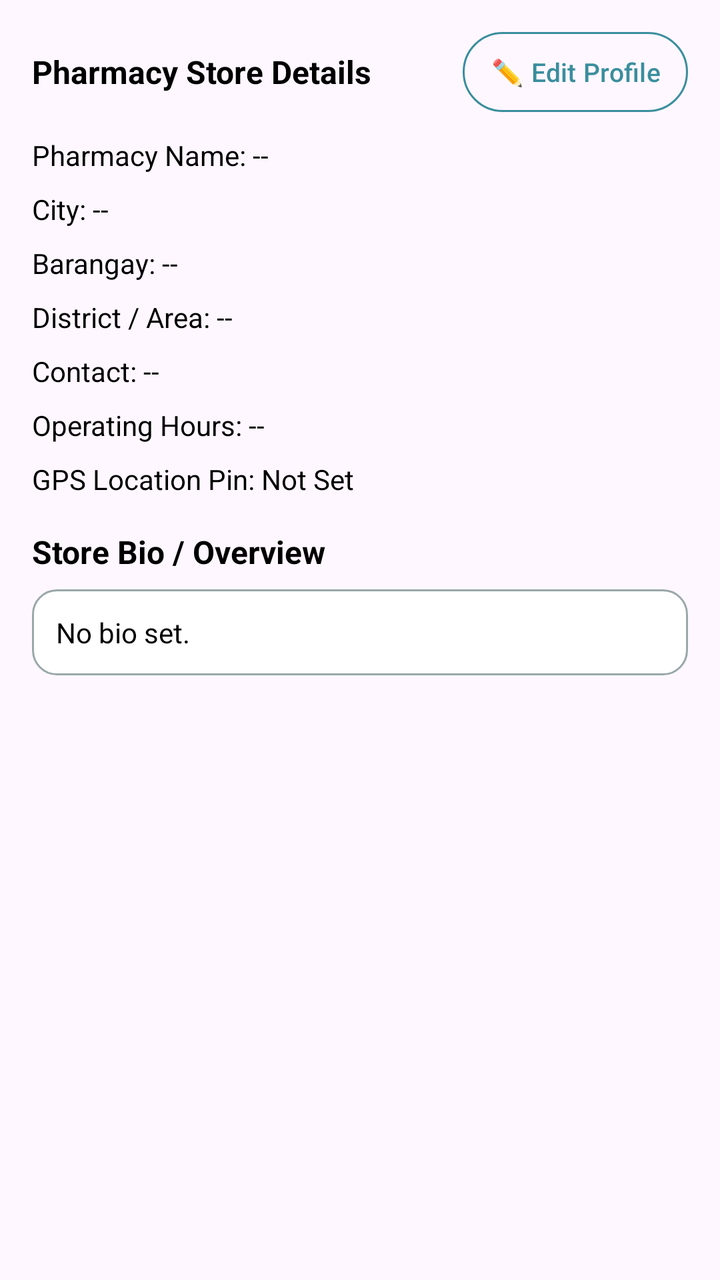
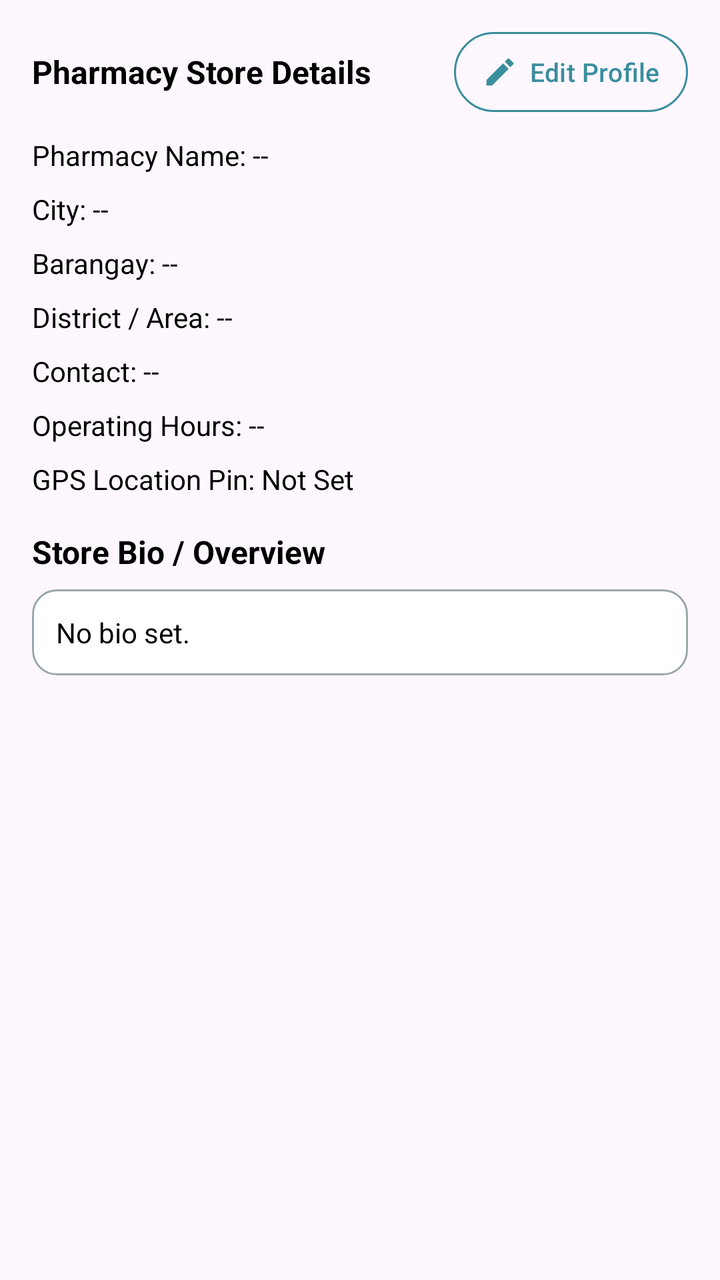

Two renders of the same Android screen: before a commit and after it. Below are the layout's source before the change and the commit's diff.
<!-- AndroidManifest.xml: application theme Theme.PharmaFind -->
<!-- res/layout/fragment_pharmacy_tab_about.xml -->
<?xml version="1.0" encoding="utf-8"?>
<ScrollView xmlns:android="http://schemas.android.com/apk/res/android"
    xmlns:app="http://schemas.android.com/apk/res-auto"
    android:layout_width="match_parent"
    android:layout_height="match_parent"
    android:padding="16dp">

    <LinearLayout
        android:layout_width="match_parent"
        android:layout_height="wrap_content"
        android:orientation="vertical">

        <LinearLayout
            android:layout_width="match_parent"
            android:layout_height="wrap_content"
            android:gravity="center_vertical"
            android:orientation="horizontal">

            <TextView
                android:layout_width="0dp"
                android:layout_height="wrap_content"
                android:layout_weight="1"
                android:text="Pharmacy Store Details"
                android:textColor="@color/black"
                android:textSize="16sp"
                android:textStyle="bold" />

            <com.google.android.material.button.MaterialButton
                style="@style/Widget.PharmaFind.Button.Small"
                android:id="@+id/btnEditPharmacyProfileTab"
                android:layout_width="wrap_content"
                android:text="✏️ Edit Profile" />

        </LinearLayout>

        <TextView
            android:id="@+id/tvPharmacyNameVal"
            android:layout_width="wrap_content"
            android:layout_height="wrap_content"
            android:layout_marginTop="12dp"
            android:text="Pharmacy Name: --"
            android:textColor="@color/black"
            android:textSize="14sp" />

        <TextView
            android:id="@+id/tvCityVal"
            android:layout_width="wrap_content"
            android:layout_height="wrap_content"
            android:layout_marginTop="8dp"
            android:text="City: --"
            android:textColor="@color/black"
            android:textSize="14sp" />

        <TextView
            android:id="@+id/tvBarangayVal"
            android:layout_width="wrap_content"
            android:layout_height="wrap_content"
            android:layout_marginTop="8dp"
            android:text="Barangay: --"
            android:textColor="@color/black"
            android:textSize="14sp" />

        <TextView
            android:id="@+id/tvDistrictVal"
            android:layout_width="wrap_content"
            android:layout_height="wrap_content"
            android:layout_marginTop="8dp"
            android:text="District / Area: --"
            android:textColor="@color/black"
            android:textSize="14sp" />

        <TextView
            android:id="@+id/tvContactVal"
            android:layout_width="wrap_content"
            android:layout_height="wrap_content"
            android:layout_marginTop="8dp"
            android:text="Contact: --"
            android:textColor="@color/black"
            android:textSize="14sp" />

        <TextView
            android:id="@+id/tvHoursVal"
            android:layout_width="wrap_content"
            android:layout_height="wrap_content"
            android:layout_marginTop="8dp"
            android:text="Operating Hours: --"
            android:textColor="@color/black"
            android:textSize="14sp" />

        <TextView
            android:id="@+id/tvGpsVal"
            android:layout_width="wrap_content"
            android:layout_height="wrap_content"
            android:layout_marginTop="8dp"
            android:text="GPS Location Pin: Not Set"
            android:textColor="@color/black"
            android:textSize="14sp" />

        <TextView
            android:layout_width="wrap_content"
            android:layout_height="wrap_content"
            android:layout_marginTop="16dp"
            android:text="Store Bio / Overview"
            android:textColor="@color/black"
            android:textSize="16sp"
            android:textStyle="bold" />

        <TextView
            android:id="@+id/tvBioVal"
            android:layout_width="match_parent"
            android:layout_height="wrap_content"
            android:layout_marginTop="8dp"
            android:background="@drawable/edittext_background"
            android:padding="12dp"
            android:text="No bio set."
            android:textColor="@color/black"
            android:textSize="14sp" />

    </LinearLayout>
</ScrollView>
<!-- resources referenced by this layout -->
<resources>
  <color name="black">#FF000000</color>
  <!-- drawable edittext_background (drawable) -->
  <?xml version="1.0" encoding="utf-8"?>
  <selector xmlns:android="http://schemas.android.com/apk/res/android">
      <item android:state_focused="true">
          <shape>
              <corners android:radius="12dp" />
              <stroke android:width="2dp" android:color="@color/primary_teal" />
              <solid android:color="@color/white" />
          </shape>
      </item>
      <item>
          <shape>
              <corners android:radius="12dp" />
              <stroke android:width="1dp" android:color="@color/field_border" />
              <solid android:color="@color/white" />
          </shape>
      </item>
  </selector>
  <style name="Widget.PharmaFind.Button.Small" parent="Widget.Material3.Button.OutlinedButton">
          <item name="android:layout_height">40dp</item>
          <item name="android:insetTop">0dp</item>
          <item name="android:insetBottom">0dp</item>
          <item name="android:paddingStart">14dp</item>
          <item name="android:paddingEnd">14dp</item>
          <item name="cornerRadius">20dp</item>
          <item name="strokeColor">@color/primary_teal</item>
          <item name="android:textColor">@color/primary_teal</item>
          <item name="android:textSize">13sp</item>
          <item name="android:textAllCaps">false</item>
      </style>
  <color name="primary_teal">#3A8E9D</color>
  <color name="white">#FFFFFFFF</color>
  <color name="field_border">#9AA8AA</color>
  <style name="Base.Theme.PharmaFind" parent="Theme.Material3.Light.NoActionBar">
          <item name="android:forceDarkAllowed" tools:targetApi="q">false</item>
          
          
      </style>
  <color name="teal_container">#D6EEF1</color>
  <color name="primary_dark">#1F6371</color>
  <color name="on_surface">#1B1F21</color>
  <color name="surface_variant">#E3EBEC</color>
  <color name="on_surface_variant">#3F484A</color>
  <color name="outline">#6F797A</color>
  <color name="surface_container_low">#F4F8F8</color>
  <color name="surface_container">#EEF3F4</color>
  <color name="surface_container_high">#E8EEEF</color>
  <color name="surface_container_highest">#E2E9EA</color>
  <!-- unchanged entries left out for length: 1 -->
</resources>

<!-- the commit's change to res/layout/fragment_pharmacy_tab_about.xml (unified diff, before → after) -->
@@ -29,7 +29,8 @@
                 style="@style/Widget.PharmaFind.Button.Small"
                 android:id="@+id/btnEditPharmacyProfileTab"
                 android:layout_width="wrap_content"
-                android:text="✏️ Edit Profile" />
+                app:icon="@drawable/ic_edit"
+                android:text="Edit Profile" />
 
         </LinearLayout>
 
<!-- resource entries referenced after the edit -->
@@ -19,7 +19,21 @@
           </shape>
       </item>
   </selector>
+  <!-- drawable ic_edit (drawable) -->
+  <?xml version="1.0" encoding="utf-8"?>
+  <vector xmlns:android="http://schemas.android.com/apk/res/android"
+      android:width="24dp"
+      android:height="24dp"
+      android:viewportWidth="24"
+      android:viewportHeight="24">
+      <path
+          android:fillColor="#FF000000"
+          android:pathData="M3,17.25V21h3.75L17.81,9.94l-3.75,-3.75L3,17.25zM20.71,7.04c0.39,-0.39 0.39,-1.02 0,-1.41l-2.34,-2.34c-0.39,-0.39 -1.02,-0.39 -1.41,0l-1.83,1.83 3.75,3.75 1.83,-1.83z" />
+  </vector>
   <style name="Widget.PharmaFind.Button.Small" parent="Widget.Material3.Button.OutlinedButton">
+          <item name="iconGravity">textStart</item>
+          <item name="iconSize">18dp</item>
+          <item name="iconPadding">6dp</item>
           <item name="android:layout_height">40dp</item>
           <item name="android:insetTop">0dp</item>
           <item name="android:insetBottom">0dp</item>
